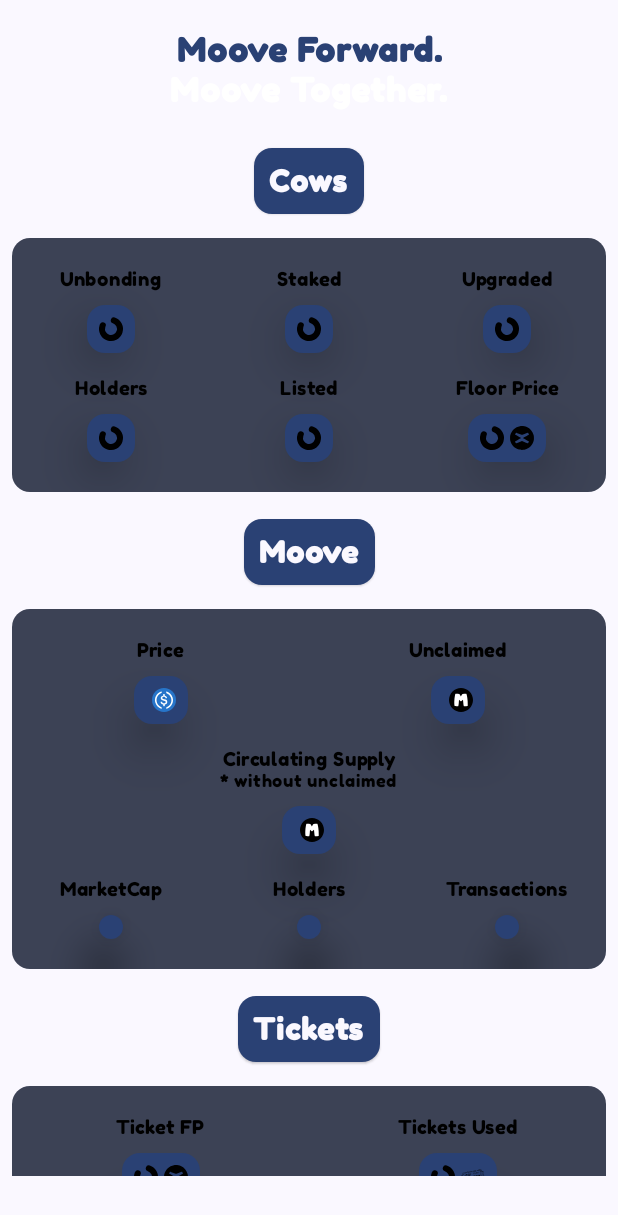
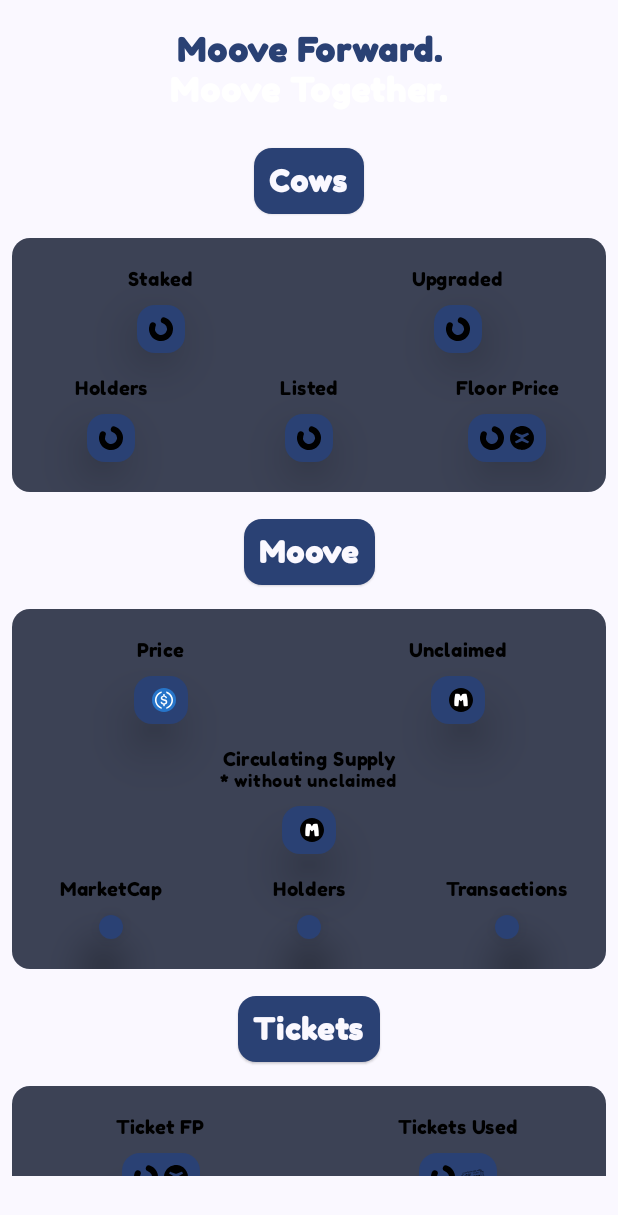
Before and after one commit to Elyt622/Cowcow, an Android app built with Jetpack Compose: the composable CollectionScreen shown on its own in the app's theme, on a phone screen of 412 x 824 dp. Shown: the top 1215 px of the screen. Run offline under Robolectric (Android 15) with nearby library versions, the phone set to English and light mode, and no system bars; our stand-ins replace Dagger/Hilt's generated code, RxJava; network calls fail; 2 statements that could not run were skipped.

Commit message:
Remove unbond text

```diff
--- a/app/src/main/java/com/example/hellocowcow/ui/screen/collection/CollectionScreen.kt
+++ b/app/src/main/java/com/example/hellocowcow/ui/screen/collection/CollectionScreen.kt
@@ -106,59 +106,6 @@ fun CollectionScreen(
                 Row(
                     Modifier.align(Alignment.CenterHorizontally)
                 ) {
-                    Column(
-                        Modifier
-                            .padding(8.dp)
-                            .weight(1f),
-                        horizontalAlignment = Alignment.CenterHorizontally
-                    ) {
-                        Text(
-                            text = "Unbonding",
-                            style = MaterialTheme.typography.labelMedium
-                        )
-
-                        Spacer(modifier = Modifier.size(10.dp))
-
-                        ElevatedCard(
-                            Modifier.align(Alignment.CenterHorizontally),
-                            colors = cardColors,
-                            elevation = CardDefaults.cardElevation(20.dp)
-                        ) {
-                            Box(
-                                Modifier.padding(8.dp)
-                            ) {
-                                when (uiState) {
-                                    is CollectionViewModel.UiState.Loading ->
-                                        Box(
-                                            modifier = Modifier.size(16.dp),
-                                            contentAlignment = Alignment.Center
-                                        ) {
-                                            CircularProgressIndicator(color = Color.Black)
-                                        }
-
-                                    is CollectionViewModel.UiState.Success ->
-                                        (uiState as CollectionViewModel.UiState.Success)
-                                            .data.let { collection ->
-                                                Text(
-                                                    text = collection.unbondingCows.toString(),
-                                                    style = MaterialTheme.typography.bodyLarge
-                                                )
-                                            }
-
-                                    is CollectionViewModel.UiState.Error ->
-                                        (uiState as CollectionViewModel.UiState.Error)
-                                            .error.let { err ->
-                                                Toast.makeText(
-                                                    context,
-                                                    err,
-                                                    Toast.LENGTH_LONG
-                                                ).show()
-                                            }
-                                }
-                            }
-                        }
-                    }
-
                     Column(
                         Modifier
                             .padding(8.dp)
```
